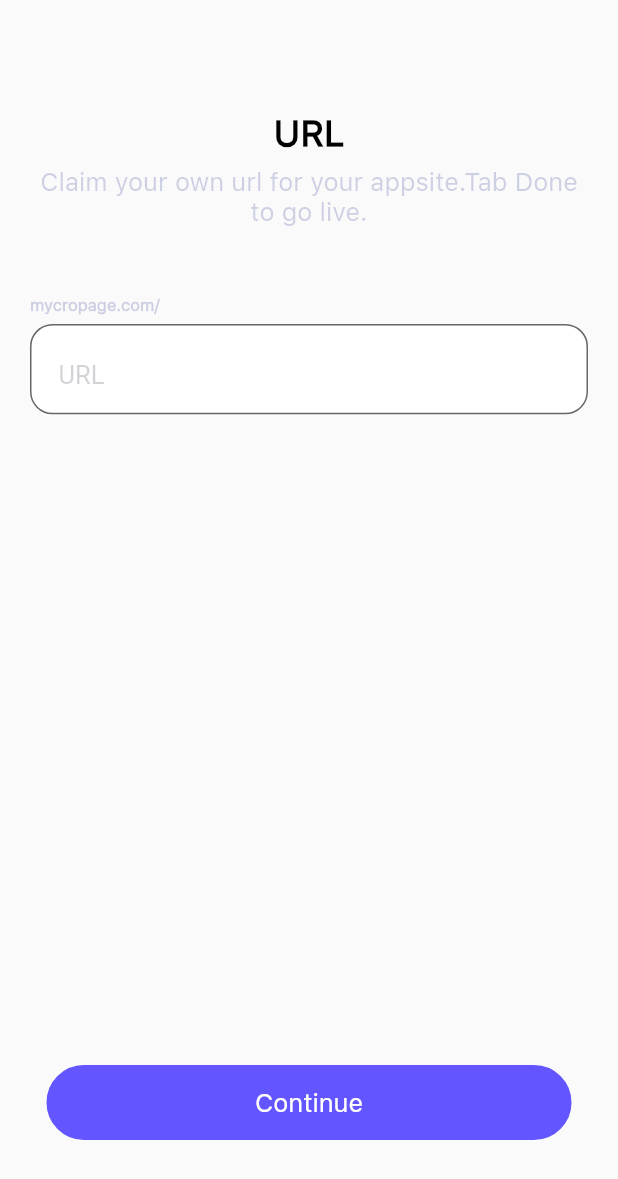
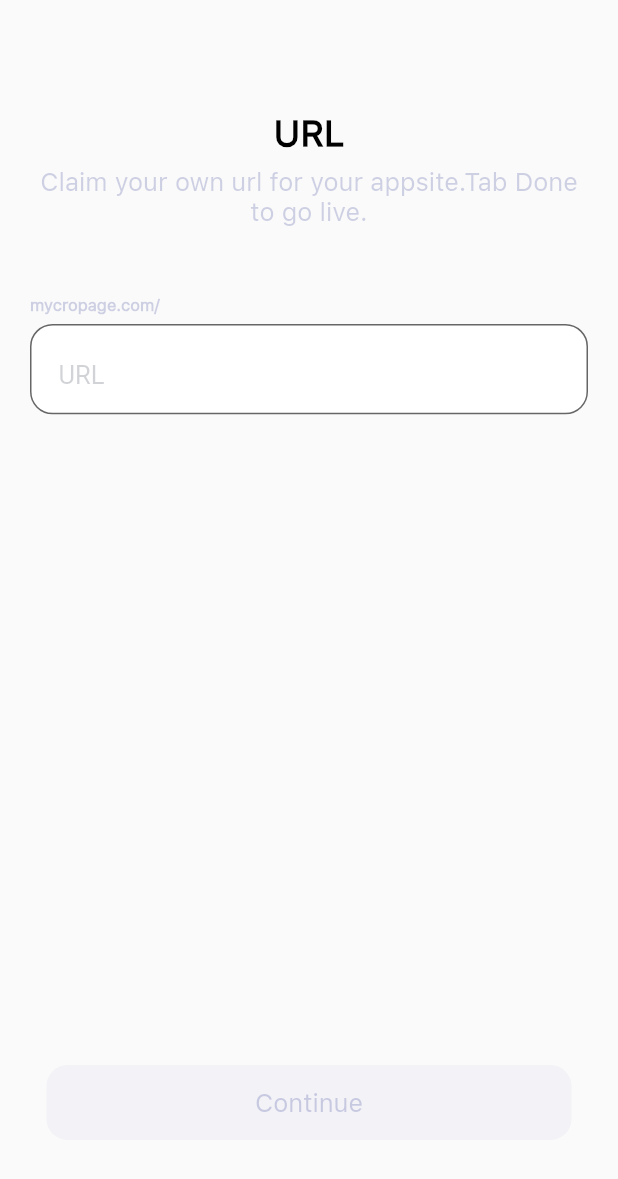
Before and after one commit to MuhammadSaad420/milkshake, a Flutter app: the UrlScreen screen opened by its route, on a phone screen of 412 x 824 dp. Shown: the top 1179 px of the screen. Run offline on Flutter 3.47's test engine with Material 2 defaults, Android fonts, the phone set to English and light mode, and no system bars; our stand-ins replace extended_image, get_it, google_fonts, image_picker, shared_preferences; missing offline and left inert: image_editor; accounts and stored records are empty.

Commit message:
adding validation to url field

```diff
--- a/lib/main.dart
+++ b/lib/main.dart
@@ -2,12 +2,10 @@ import 'package:flutter/cupertino.dart';
 import 'package:flutter/material.dart';
 import 'package:flutter/services.dart';
 import 'package:milkshake_practise/services/service_locator.dart';
-import 'package:milkshake_practise/ui/resources/color_manager.dart';
 import 'package:milkshake_practise/ui/resources/routes_manager.dart';
 import 'package:milkshake_practise/ui/resources/theme_manager/theme_dark.dart';
 import 'package:milkshake_practise/ui/resources/theme_manager/theme_light.dart';
 import 'package:provider/provider.dart';
-
 import 'provider/theme_provider.dart';
 
 void main() {
@@ -40,7 +38,7 @@ class MyApp extends StatelessWidget {
             theme: themeProvider.isDark
                 ? ThemeDark.getThemeData()
                 : ThemeLight.getThemeData(),
-            initialRoute: Routes.brandThemeRoute,
+            initialRoute: Routes.adminHomeRoute,
             onGenerateRoute: RouteGenerator.generateRoute,
           );
         }));
--- a/lib/ui/resources/asset_manager.dart
+++ b/lib/ui/resources/asset_manager.dart
@@ -17,4 +17,5 @@ class ImageAssets {
   static const String ic_cross = "$BASE_PATH/ic_cross.png";
   static const String ic_pencil = "$BASE_PATH/ic_pencil.png";
   static const String ic_error = "$BASE_PATH/ic_error.png";
+  static const String sample_background = "$BASE_PATH/splash_bg.jpg";
 }
--- a/lib/ui/resources/color_manager.dart
+++ b/lib/ui/resources/color_manager.dart
@@ -11,6 +11,7 @@ class AppColors {
   static const Color grey3 = Color(0xff363636);
   static const Color grey4 = Color(0x6F72783D);
   static const Color grey5 = Color(0xffD1D1D6);
+  static const Color disableColor = Color(0xffF2F2F7);
   // static const Color grey3 = Color.fromARGB(118, 118, 128, 128);
   static const Color error = Colors.red;
   static const Color bgLightScaffold = Color(0xFFF9F9FB);
--- a/lib/ui/resources/routes_manager.dart
+++ b/lib/ui/resources/routes_manager.dart
@@ -4,6 +4,7 @@ import 'dart:typed_data';
 import 'package:flutter/cupertino.dart';
 import 'package:flutter/material.dart';
 import 'package:milkshake_practise/ui/resources/string_manager.dart';
+import 'package:milkshake_practise/ui/screens/admin_home.dart';
 import 'package:milkshake_practise/ui/screens/brand%20image/brand_image_screen.dart';
 import 'package:milkshake_practise/ui/screens/brand%20image/unsplash_library.dart';
 import 'package:milkshake_practise/ui/screens/appsite_theme/appsite_theme.dart';
@@ -22,6 +23,7 @@ class Routes {
   static const String brandImageRoute = '/brandImage';
   static const String brandThemeRoute = '/brandTheme';
   static const String urlRoute = '/url';
+  static const String adminHomeRoute = '/adminHome';
   static const String unsplashLibraryRoute = '/unsplashLibrary';
 }
 
@@ -57,6 +59,10 @@ class RouteGenerator {
         return MaterialPageRoute(
           builder: (_) => UrlScreen(),
         );
+      case Routes.adminHomeRoute:
+        return MaterialPageRoute(
+          builder: (_) => AdminHomeScreen(),
+        );
       case Routes.unsplashLibraryRoute:
         return MaterialPageRoute(
           builder: (_) => const UnsplashLibrary(),
--- a/lib/ui/screens/url_screen.dart
+++ b/lib/ui/screens/url_screen.dart
@@ -10,6 +10,7 @@ import '../resources/routes_manager.dart';
 import '../resources/string_manager.dart';
 import '../resources/values_manager.dart';
 import '../widgets/button_widget.dart';
+import '../widgets/description_widget.dart';
 import '../widgets/text_fields.dart';
 import '../widgets/text_widget.dart';
 
@@ -24,6 +25,7 @@ class UrlScreen extends StatelessWidget {
     return ChangeNotifierProvider(
       create: ((context) => viewModel),
       child: Scaffold(
+        resizeToAvoidBottomInset: false,
         body: SafeArea(
           child: Padding(
             padding: const EdgeInsets.fromLTRB(
@@ -37,6 +39,9 @@ class UrlScreen extends StatelessWidget {
               child: Consumer<UrlScreenViewModel>(
                 builder: ((context, model, child) {
                   return Column(
+                    mainAxisAlignment: MainAxisAlignment.spaceBetween,
+                    children: [
+                      Column(
                         mainAxisAlignment: MainAxisAlignment.spaceBetween,
                         children: [
                           Column(
@@ -88,10 +93,48 @@ class UrlScreen extends StatelessWidget {
                                 },
                                 onSavedHandler: (value) {},
                                 onTextEntered: (value) {
+                                  textEnteredEvent(value, model);
+                                },
+                              ),
+                              model.isUrlGreat
+                                  ? DescriptionText(
+                                      text: AppStrings.greatName,
+                                      textColor: AppColors.green,
+                                    )
+                                  : model.isUrlTaken
+                                      ? DescriptionText(
+                                          text: AppStrings.urlTakenError,
+                                          textColor: AppColors.error,
+                                        )
+                                      : Container()
+                            ],
+                          ),
+                        ],
+                      ),
+                      ButtonWidget(
+                          isDisabled: !model.isUrlGreat,
+                          isBorderStadium: false,
+                          buttonTitle: AppStrings.continueTitle,
+                          onBtnPressed: () {
+                            // if (model.isUrlGreat) {
+                            // }
+
+                          })
+                    ],
+                  );
+                }),
+              ),
+            ),
+          ),
+        ),
+      ),
+    );
+  }
+
+  void textEnteredEvent(String? value, UrlScreenViewModel model) {
     if (!value!.isEmpty) {
       if (value.length >= 9) {
         if (value == "takentaken") {
-                                    print("inside");
           model.setUrlTaken(true);
           model.setUrlGreat(false);
           model.setSomethingEntered(false);
@@ -108,71 +151,15 @@ class UrlScreen extends StatelessWidget {
       model.setUrlTaken(false);
       model.setUrlGreat(false);
     }
-                            },
-                          ),
-                          model.isUrlGreat
-                              ? const Padding(
-                                  padding: EdgeInsets.symmetric(
-                                      horizontal: AppPadding.p19,
-                                      vertical: AppPadding.p5),
-                                  child: Align(
-                                    alignment: Alignment.centerLeft,
-                                    child: TextWidget(
-                                      title: AppStrings.greatName,
-                                      textColor: AppColors.green,
-                                      fontSize: FontSize.s11,
-                                    ),
-                                  ),
-                                )
-                              : model.isUrlTaken
-                                  ? const Padding(
-                                      padding: EdgeInsets.symmetric(
-                                          horizontal: AppPadding.p19,
-                                          vertical: AppPadding.p5),
-                                      child: Align(
-                                        alignment: Alignment.centerLeft,
-                                        child: TextWidget(
-                                          title: AppStrings.urlTakenError,
-                                          textColor: AppColors.error,
-                                          fontSize: FontSize.s11,
-                                        ),
-                                      ),
-                                    )
-                                  : Container()
-                        ],
-                      ),
-                      ButtonWidget(
-                          buttonTitle: AppStrings.continueTitle,
-                          onBtnPressed: () {
-                            if (model.isUrlGreat) {
-                              Navigator.pushNamed(context, Routes.fontsRoute);
-                            }
-                          })
-                    ],
-                  );
-                }),
-              ),
-            ),
-          ),
-        ),
-      ),
-    );
   }
 
   _getWidget(UrlScreenViewModel model) {
-    //model.isSomethingEntered
-    // ? model.isUrlGreat
-    //     ? ImageAssets.tickIc
-    //     : model.isUrlTaken
-    //         ? ImageAssets.ic_error
-    //         : ImageAssets.ic_pencil
-    // : ImageAssets.ic_pencil,
-    if (model.isSomethingEntered) {
-      return ImageAssets.ic_cross;
-    } else if (model.isUrlGreat) {
+    if (model.isUrlGreat) {
       return ImageAssets.tickIc;
     } else if (model.isUrlTaken) {
       return ImageAssets.ic_error;
+    } else if (model.isSomethingEntered) {
+      return ImageAssets.ic_cross;
     } else {
       return ImageAssets.ic_pencil;
     }
--- a/lib/ui/widgets/button_widget.dart
+++ b/lib/ui/widgets/button_widget.dart
@@ -5,6 +5,8 @@ import 'package:milkshake_practise/ui/resources/values_manager.dart';
 import 'package:milkshake_practise/ui/widgets/text_widget.dart';
 
 class ButtonWidget extends StatelessWidget {
+  final isDisabled;
+  final bool isBorderStadium;
   final double? height;
   final double? width;
   final bool withIcon;
@@ -21,6 +23,8 @@ class ButtonWidget extends StatelessWidget {
     required this.buttonTitle,
     this.isFilled = true,
     required this.onBtnPressed,
+    this.isBorderStadium = true,
+    this.isDisabled = false,
   }) : super(key: key);
 
   @override
@@ -31,9 +35,17 @@ class ButtonWidget extends StatelessWidget {
         height: height,
         width: width,
         decoration: BoxDecoration(
-          color: isFilled ? AppColors.primary : null,
-          border: Border.all(color: AppColors.primary, width: AppSize.s2),
-          borderRadius: BorderRadius.circular(AppSize.s100),
+          color: isFilled
+              ? !isDisabled
+                  ? AppColors.primary
+                  : AppColors.disableColor
+              : null,
+          border: !isDisabled
+              ? Border.all(color: AppColors.primary, width: AppSize.s2)
+              : Border.all(color: AppColors.disableColor, width: AppSize.s2),
+          borderRadius: isBorderStadium
+              ? BorderRadius.circular(AppSize.s100)
+              : BorderRadius.circular(AppSize.s14),
         ),
         child: Row(
           mainAxisAlignment: MainAxisAlignment.center,
@@ -43,7 +55,9 @@ class ButtonWidget extends StatelessWidget {
             TextWidget(
               title: buttonTitle,
               textColor: isFilled
-                  ? AppColors.white
+                  ? !isDisabled
+                      ? AppColors.white
+                      : AppColors.grey1
                   : CupertinoTheme.of(context).textTheme.textStyle.color!,
             ),
           ],
--- a/lib/ui/widgets/text_fields.dart
+++ b/lib/ui/widgets/text_fields.dart
@@ -203,6 +203,11 @@ class UrlFormFieldWithIcon extends StatelessWidget {
               Radius.circular(AppSize.s15),
             ),
             borderSide: BorderSide(color: AppColors.grey5, width: 1)),
+        focusedBorder: const OutlineInputBorder(
+            borderRadius: BorderRadius.all(
+              Radius.circular(AppSize.s15),
+            ),
+            borderSide: BorderSide(color: AppColors.primary, width: 1)),
         errorBorder: const OutlineInputBorder(
           borderRadius: BorderRadius.all(
             Radius.circular(AppSize.s15),
```
Also changed, not shown: lib/ui/screens/admin_home.dart (added, +23 -0 lines), lib/ui/widgets/description_widget.dart (added, +31 -0 lines), assets/images/splash_bg.jpg (added). Lines whose indentation alone changed are shown as unchanged.
